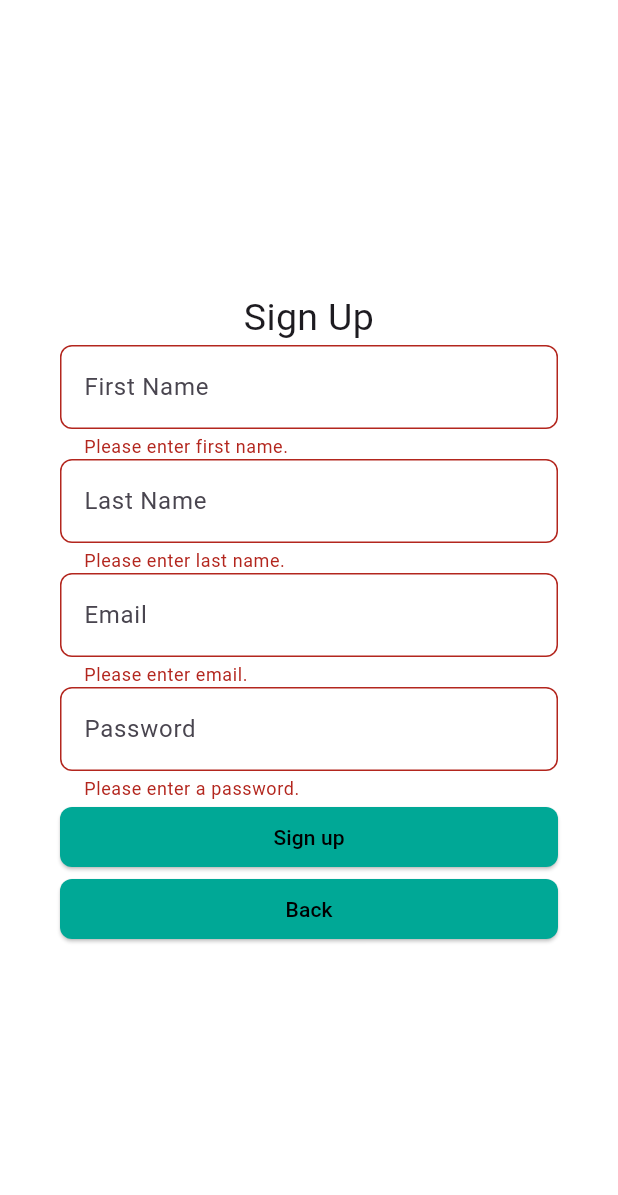
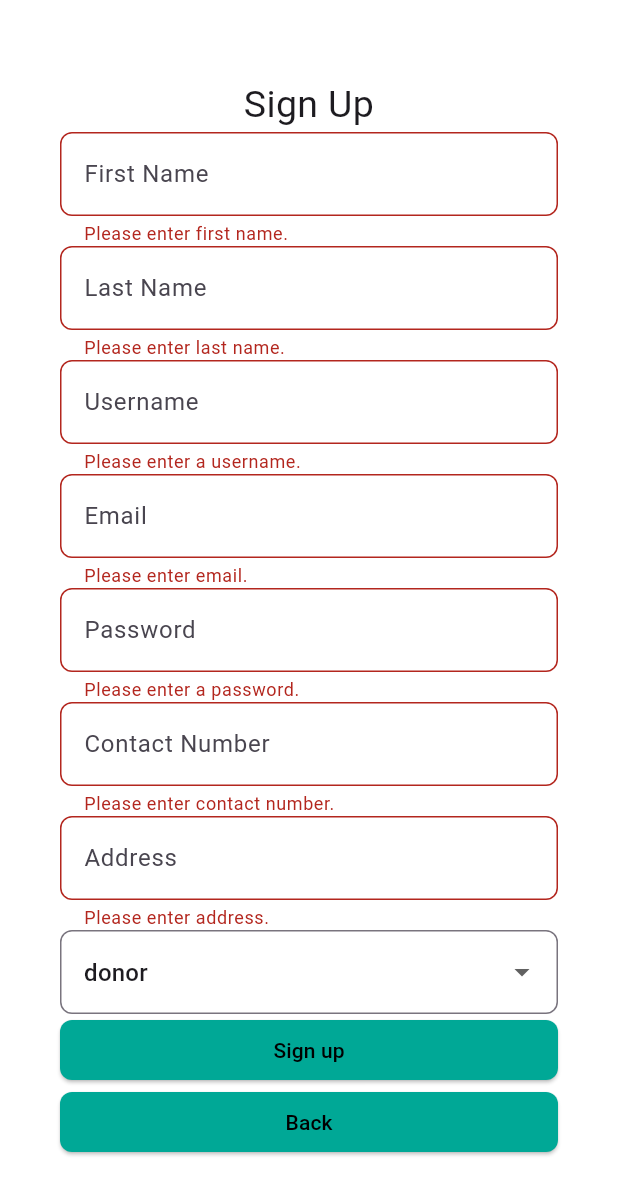
Before and after one commit to dominiclaserna/cmsc23Project, a Flutter app: the SignupPage screen opened directly, after a tap on "Sign up", on a phone screen of 412 x 824 dp. Shown: the top 1195 px of the screen. Run offline on Flutter 3.47's test engine with Material 3 defaults, Android fonts, the phone set to English and light mode, and no system bars; our stand-ins replace cloud_firestore, firebase_auth, firebase_core; accounts and stored records are empty.

Commit message:
signup and login connected

```diff
--- /dev/null
+++ b/cmsc23Group1/lib/models/user.dart
@@ -0,0 +1,53 @@
+import 'dart:convert';
+
+enum UserType { donor, organization, admin }
+
+class User {
+  String? id;
+  String name;
+  String username;
+  String email;
+  String contact_number;
+  List<String> addresses;
+  UserType userType;
+
+  User({
+    this.id,
+    required this.name,
+    required this.username,
+    required this.email,
+    required this.contact_number,
+    required this.addresses,
+    required this.userType,
+  });
+
+  factory User.fromJson(Map<String, dynamic> json) {
+    return User(
+      name: json['name'],
+      id: json['id'],
+      username: json['username'],
+      email: json['email'],
+      contact_number: json['contact_number'],
+      addresses: List<String>.from(json['addresses']),
+      userType: UserType.values.firstWhere(
+        (type) => type.toString() == 'UserType.' + json['userType'],
+      ),
+    );
+  }
+
+  static List<User> fromJsonArray(String jsonData) {
+    final Iterable<dynamic> data = jsonDecode(jsonData);
+    return data.map<User>((dynamic d) => User.fromJson(d)).toList();
+  }
+
+  Map<String, dynamic> toJson() {
+    return {
+      'name': name,
+      'username': username,
+      'email': email,
+      'contact_number': contact_number,
+      'addresses': addresses,
+      'userType': userType.toString().split('.').last,
+    };
+  }
+}
--- a/cmsc23Group1/lib/screens/signup.dart
+++ b/cmsc23Group1/lib/screens/signup.dart
@@ -14,11 +14,17 @@ class _SignupPageState extends State<SignupPage> {
 
   TextEditingController emailController = TextEditingController();
   TextEditingController passwordController = TextEditingController();
-  TextEditingController firstController = TextEditingController();
-  TextEditingController lastController = TextEditingController();
+  TextEditingController firstNameController = TextEditingController();
+  TextEditingController lastNameController = TextEditingController();
+  TextEditingController usernameController = TextEditingController();
+  TextEditingController contactNumberController = TextEditingController();
+  TextEditingController addressController = TextEditingController();
+  TextEditingController orgNameController = TextEditingController();
+  TextEditingController proofsController = TextEditingController();
 
   String? _passwordErrorText;
   String? _emailErrorText;
+  String _userType = 'donor';
 
   @override
   Widget build(BuildContext context) {
@@ -37,7 +43,9 @@ class _SignupPageState extends State<SignupPage> {
                 style: TextStyle(fontSize: 25),
               ),
               TextFormField(
-                controller: firstController,
+                controller: firstNameController,
+                style:
+                    TextStyle(color: Colors.black), // Set text color to black
                 decoration: const InputDecoration(
                   hintText: "First Name",
                 ),
@@ -49,7 +57,9 @@ class _SignupPageState extends State<SignupPage> {
                 },
               ),
               TextFormField(
-                controller: lastController,
+                controller: lastNameController,
+                style:
+                    TextStyle(color: Colors.black), // Set text color to black
                 decoration: const InputDecoration(
                   hintText: "Last Name",
                 ),
@@ -61,7 +71,23 @@ class _SignupPageState extends State<SignupPage> {
                 },
               ),
               TextFormField(
+                controller: usernameController,
+                style:
+                    TextStyle(color: Colors.black), // Set text color to black
+                decoration: const InputDecoration(
+                  hintText: "Username",
+                ),
+                validator: (value) {
+                  if (value == null || value.isEmpty) {
+                    return "Please enter a username.";
+                  }
+                  return null;
+                },
+              ),
+              TextFormField(
                 controller: emailController,
+                style:
+                    TextStyle(color: Colors.black), // Set text color to black
                 decoration: InputDecoration(
                   hintText: "Email",
                   errorText: _emailErrorText,
@@ -70,7 +96,6 @@ class _SignupPageState extends State<SignupPage> {
                   if (value == null || value.isEmpty) {
                     return "Please enter email.";
                   }
-                  // Validate email format
                   if (!RegExp(
                           r'\b[A-Za-z0-9._%+-]+@[A-Za-z0-9.-]+\.[A-Z|a-z]{2,}\b')
                       .hasMatch(value)) {
@@ -82,6 +107,8 @@ class _SignupPageState extends State<SignupPage> {
               TextFormField(
                 controller: passwordController,
                 obscureText: true,
+                style:
+                    TextStyle(color: Colors.black), // Set text color to black
                 decoration: InputDecoration(
                   hintText: "Password",
                   errorText: _passwordErrorText,
@@ -90,13 +117,90 @@ class _SignupPageState extends State<SignupPage> {
                   if (value == null || value.isEmpty) {
                     return "Please enter a password.";
                   }
-                  // Validate password length
                   if (value.length < 6) {
                     return "Password must be at least 6 characters.";
                   }
                   return null;
                 },
               ),
+              TextFormField(
+                controller: contactNumberController,
+                style:
+                    TextStyle(color: Colors.black), // Set text color to black
+                decoration: const InputDecoration(
+                  hintText: "Contact Number",
+                ),
+                validator: (value) {
+                  if (value == null || value.isEmpty) {
+                    return "Please enter contact number.";
+                  }
+                  return null;
+                },
+              ),
+              TextFormField(
+                controller: addressController,
+                style:
+                    TextStyle(color: Colors.black), // Set text color to black
+                decoration: const InputDecoration(
+                  hintText: "Address",
+                ),
+                validator: (value) {
+                  if (value == null || value.isEmpty) {
+                    return "Please enter address.";
+                  }
+                  return null;
+                },
+              ),
+              DropdownButtonFormField<String>(
+                value: _userType,
+                decoration: const InputDecoration(
+                  hintText: "User Type",
+                ),
+                items: <String>['donor', 'organization'].map((String value) {
+                  return DropdownMenuItem<String>(
+                    value: value,
+                    child: Text(value),
+                  );
+                }).toList(),
+                onChanged: (newValue) {
+                  setState(() {
+                    _userType = newValue!;
+                  });
+                },
+              ),
+              if (_userType == 'organization')
+                Column(
+                  children: [
+                    TextFormField(
+                      controller: orgNameController,
+                      style: TextStyle(
+                          color: Colors.black), // Set text color to black
+                      decoration: const InputDecoration(
+                        hintText: "Organization Name",
+                      ),
+                      validator: (value) {
+                        if (value == null || value.isEmpty) {
+                          return "Please enter organization name.";
+                        }
+                        return null;
+                      },
+                    ),
+                    TextFormField(
+                      controller: proofsController,
+                      style: TextStyle(
+                          color: Colors.black), // Set text color to black
+                      decoration: const InputDecoration(
+                        hintText: "Proofs of Legitimacy",
+                      ),
+                      validator: (value) {
+                        if (value == null || value.isEmpty) {
+                          return "Please enter proofs of legitimacy.";
+                        }
+                        return null;
+                      },
+                    ),
+                  ],
+                ),
               ElevatedButton(
                 onPressed: () async {
                   if (_formKey.currentState!.validate()) {
@@ -106,13 +210,19 @@ class _SignupPageState extends State<SignupPage> {
                       _passwordErrorText = null;
                     });
 
-                    String fullName =
-                        '${firstController.text.trim()} ${lastController.text.trim()}';
+                    List<String> addresses = [addressController.text.trim()];
+
                     String? result = await context.read<AuthProvider>().signUp(
                         emailController.text,
                         passwordController.text,
-                        firstController.text,
-                        lastController.text);
+                        firstNameController.text,
+                        lastNameController.text,
+                        usernameController.text,
+                        contactNumberController.text,
+                        addresses,
+                        _userType,
+                        orgNameController.text,
+                        proofsController.text);
 
                     if (result != null) {
                       switch (result) {
@@ -130,7 +240,6 @@ class _SignupPageState extends State<SignupPage> {
                           break;
                       }
                     } else {
-                      // Navigate to another screen upon successful sign-up
                       Navigator.pop(context);
                     }
                   }
```
Also changed, not shown: cmsc23Group1/lib/api/firebase_auth_api.dart (+24 -15 lines), cmsc23Group1/lib/main.dart (+2 -39 lines), cmsc23Group1/lib/providers/auth_provider.dart (+23 -3 lines), cmsc23Group1/lib/screens/login.dart (+73 -93 lines).
